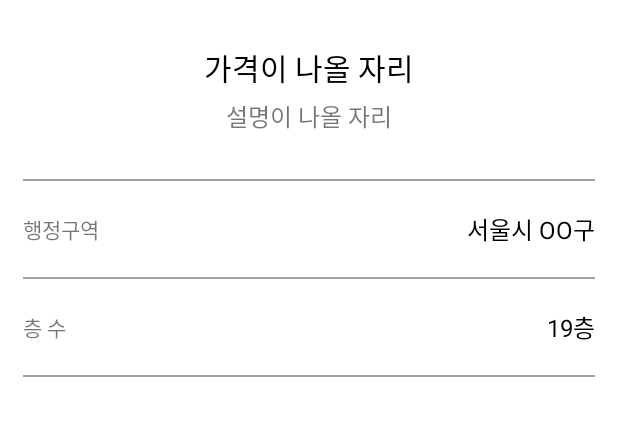
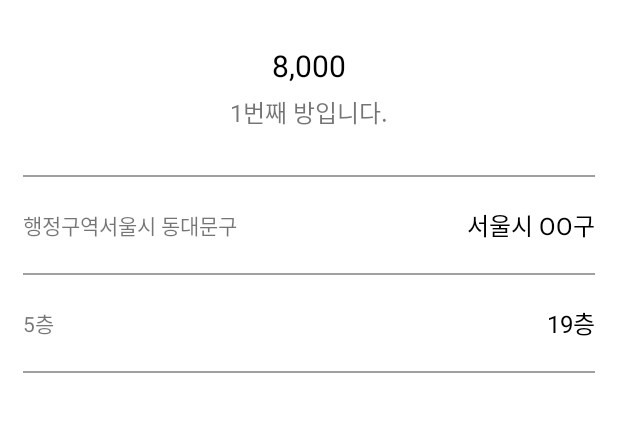
Before and after one commit to clearsky77/JicbangCopy_20211104, an Android app: the screen it shows after launch (ViewRoomDetailActivity), after a tap on "8,000", on a phone screen of 412 x 824 dp, the part 459-895 px from its top. Run offline under Robolectric (Android 15) with nearby library versions, the phone set to English and light mode, and no system bars.

Commit message:
실제 상세 정보 표시  - 클래스에 만든 함수들 재활용

```diff
--- a/app/src/main/java/com/clearsky77/jicbangcopy_20211104/ViewRoomDetailActivity.kt
+++ b/app/src/main/java/com/clearsky77/jicbangcopy_20211104/ViewRoomDetailActivity.kt
@@ -3,6 +3,7 @@ package com.clearsky77.jicbangcopy_20211104
 import androidx.appcompat.app.AppCompatActivity
 import android.os.Bundle
 import com.clearsky77.jicbangcopy_20211104.datas.RoomData
+import kotlinx.android.synthetic.main.activity_view_room_detail.*
 
 class ViewRoomDetailActivity : AppCompatActivity() {
     override fun onCreate(savedInstanceState: Bundle?) {
@@ -11,6 +12,9 @@ class ViewRoomDetailActivity : AppCompatActivity() {
 
         val roomData = intent.getSerializableExtra("room") as RoomData
 
-
+        txtPrice.text = roomData.getFormattedPrice()
+        txtDescription.text = roomData.description
+        txtAddress.text = roomData.address
+        txtFloor.text = roomData.getFormattedFloor()
     }
 }
--- a/app/src/main/res/layout/activity_view_room_detail.xml
+++ b/app/src/main/res/layout/activity_view_room_detail.xml
@@ -55,6 +55,7 @@
                 android:layout_height="wrap_content"
                 android:text="행정구역"/>
             <TextView
+                android:id="@+id/txtAddress"
                 android:layout_width="0dp"
                 android:layout_height="wrap_content"
                 android:layout_weight="1"/>
@@ -77,6 +78,7 @@
             android:paddingBottom="20dp"
             android:gravity="center_vertical">
             <TextView
+                android:id="@+id/txtFloor"
                 android:layout_width="wrap_content"
                 android:layout_height="wrap_content"
                 android:text="층 수"/>
```
